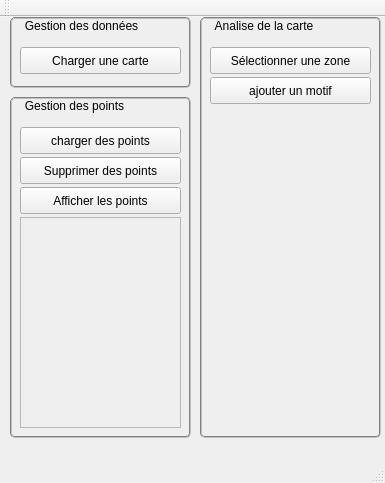
s0lstice/oculometre, file logiciel/carte-qt/mainwindow.ui: the form before one commit.
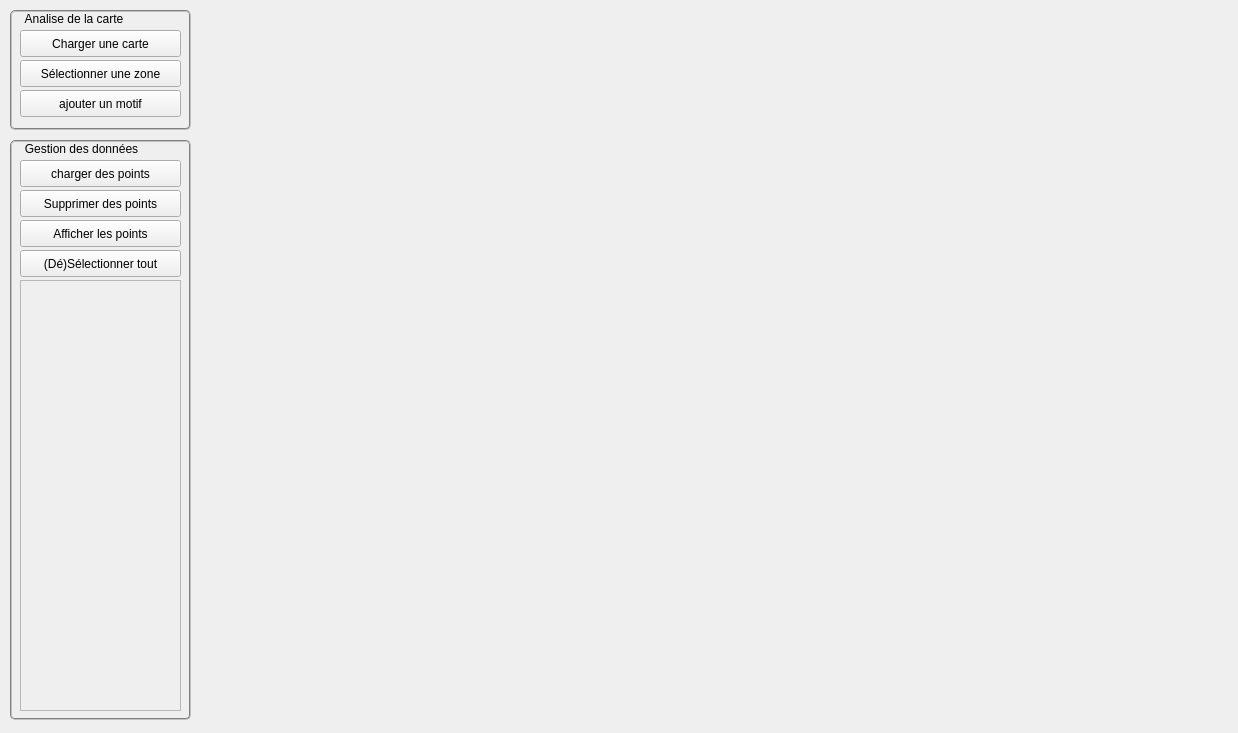
The form after the commit.

Commit message: gestion des points

```diff
--- a/logiciel/carte-qt/mainwindow.ui
+++ b/logiciel/carte-qt/mainwindow.ui
@@ -6,8 +6,8 @@
    <rect>
     <x>0</x>
     <y>0</y>
-    <width>385</width>
-    <height>483</height>
+    <width>1238</width>
+    <height>733</height>
    </rect>
   </property>
   <property name="windowTitle">
@@ -29,10 +29,10 @@
    <widget class="QGroupBox" name="groupBox">
     <property name="geometry">
      <rect>
-      <x>200</x>
-      <y>0</y>
+      <x>10</x>
+      <y>10</y>
       <width>181</width>
-      <height>421</height>
+      <height>120</height>
      </rect>
     </property>
     <property name="title">
@@ -42,7 +42,7 @@
      <property name="geometry">
       <rect>
        <x>10</x>
-       <y>30</y>
+       <y>50</y>
        <width>161</width>
        <height>27</height>
       </rect>
@@ -55,7 +55,7 @@
      <property name="geometry">
       <rect>
        <x>10</x>
-       <y>60</y>
+       <y>80</y>
        <width>161</width>
        <height>27</height>
       </rect>
@@ -64,27 +64,11 @@
       <string>ajouter un motif</string>
      </property>
     </widget>
-   </widget>
-   <widget class="QGroupBox" name="groupBox_2">
-    <property name="geometry">
-     <rect>
-      <x>10</x>
-      <y>0</y>
-      <width>181</width>
-      <height>71</height>
-     </rect>
-    </property>
-    <property name="styleSheet">
-     <string notr="true"/>
-    </property>
-    <property name="title">
-     <string>Gestion des données</string>
-    </property>
     <widget class="QPushButton" name="SelectCarte">
      <property name="geometry">
       <rect>
        <x>10</x>
-       <y>30</y>
+       <y>20</y>
        <width>161</width>
        <height>27</height>
       </rect>
@@ -98,19 +82,19 @@
     <property name="geometry">
      <rect>
       <x>10</x>
-      <y>80</y>
+      <y>140</y>
       <width>181</width>
-      <height>341</height>
+      <height>580</height>
      </rect>
     </property>
     <property name="title">
-     <string>Gestion des points</string>
+     <string>Gestion des données</string>
     </property>
     <widget class="QPushButton" name="afficher_points">
      <property name="geometry">
       <rect>
        <x>10</x>
-       <y>90</y>
+       <y>80</y>
        <width>161</width>
        <height>27</height>
       </rect>
@@ -123,9 +107,9 @@
      <property name="geometry">
       <rect>
        <x>10</x>
-       <y>120</y>
+       <y>140</y>
        <width>161</width>
-       <height>211</height>
+       <height>431</height>
       </rect>
      </property>
      <property name="widgetResizable">
@@ -137,7 +121,7 @@
         <x>0</x>
         <y>0</y>
         <width>159</width>
-        <height>209</height>
+        <height>429</height>
        </rect>
       </property>
      </widget>
@@ -146,7 +130,7 @@
      <property name="geometry">
       <rect>
        <x>10</x>
-       <y>30</y>
+       <y>20</y>
        <width>161</width>
        <height>27</height>
       </rect>
@@ -159,7 +143,7 @@
      <property name="geometry">
       <rect>
        <x>10</x>
-       <y>60</y>
+       <y>50</y>
        <width>161</width>
        <height>27</height>
       </rect>
@@ -168,27 +152,34 @@
       <string>Supprimer des points</string>
      </property>
     </widget>
+    <widget class="QPushButton" name="Selpoints">
+     <property name="geometry">
+      <rect>
+       <x>10</x>
+       <y>110</y>
+       <width>161</width>
+       <height>27</height>
+      </rect>
+     </property>
+     <property name="text">
+      <string>(Dé)Sélectionner tout</string>
+     </property>
+    </widget>
    </widget>
+   <widget class="QLabel" name="image">
+    <property name="geometry">
+     <rect>
+      <x>200</x>
+      <y>10</y>
+      <width>791</width>
+      <height>551</height>
+     </rect>
+    </property>
+    <property name="text">
+     <string/>
+    </property>
+   </widget>
   </widget>
-  <widget class="QMenuBar" name="menuBar">
-   <property name="geometry">
-    <rect>
-     <x>0</x>
-     <y>0</y>
-     <width>385</width>
-     <height>25</height>
-    </rect>
-   </property>
-  </widget>
-  <widget class="QToolBar" name="mainToolBar">
-   <attribute name="toolBarArea">
-    <enum>TopToolBarArea</enum>
-   </attribute>
-   <attribute name="toolBarBreak">
-    <bool>true</bool>
-   </attribute>
-  </widget>
-  <widget class="QStatusBar" name="statusBar"/>
  </widget>
  <layoutdefault spacing="6" margin="11"/>
  <resources/>
```
The commit also changes 6 other files.
